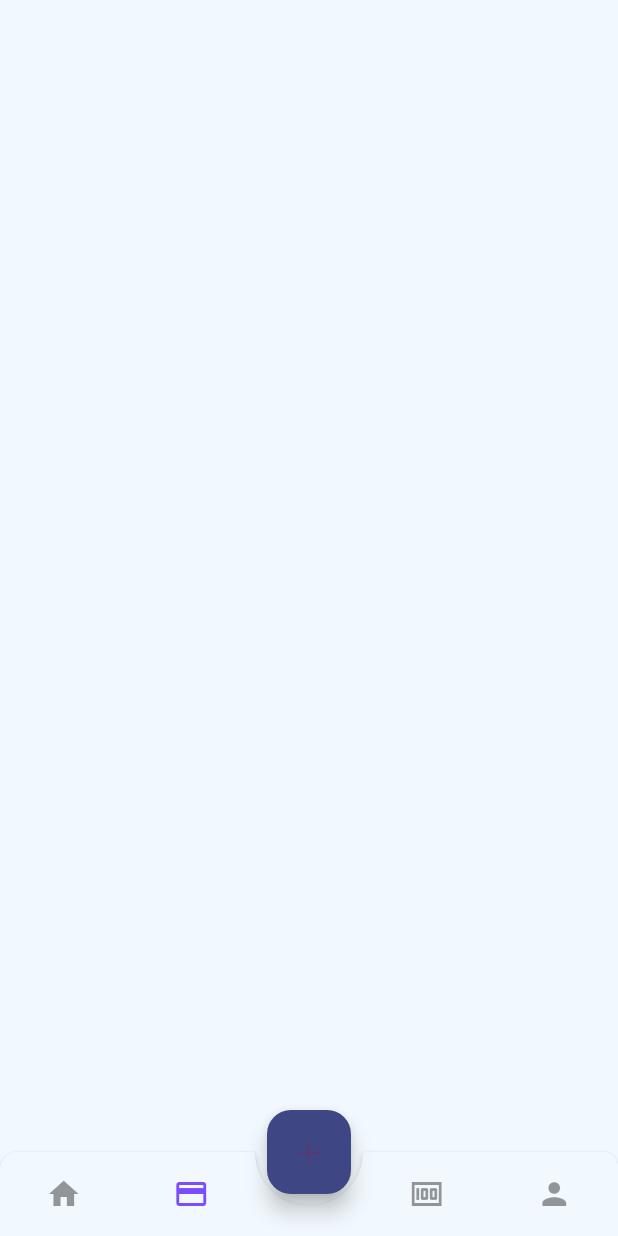
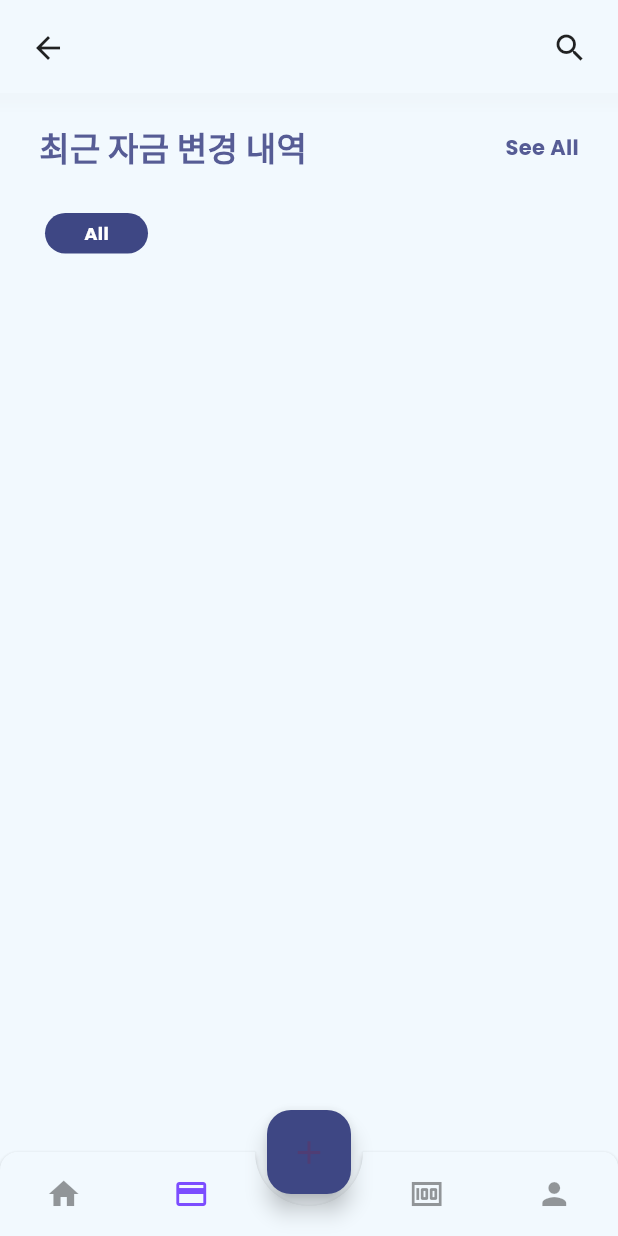
Before and after one commit to croppedeyebrow/flutter_finance_practice, a Flutter app: the HomeScreen screen opened directly, item 2 of the bottom bar chosen, on a phone screen of 412 x 824 dp. Run offline on Flutter 3.47's test engine with Material 3 defaults, Android fonts, the light colour scheme and no system bars; drawn by our look-alikes of animated_bottom_navigation_bar; our stand-ins replace google_fonts; missing offline and left inert: icon_badge.

Commit message:
변경내역페이지

```diff
--- a/lib/home_screen.dart
+++ b/lib/home_screen.dart
@@ -2,6 +2,7 @@ import 'package:animated_bottom_navigation_bar/animated_bottom_navigation_bar.da
 import 'package:flutter/material.dart';
 import 'package:flutter_financeapp_ui_practice_1/colors.dart';
 import 'package:flutter_financeapp_ui_practice_1/daily_screen.dart';
+import 'package:flutter_financeapp_ui_practice_1/transaction_screen.dart';
 
 class HomeScreen extends StatefulWidget {
   const HomeScreen({super.key});
@@ -15,7 +16,7 @@ class _HomeScreenState extends State<HomeScreen> {
 
   List<Widget> pages = [
     DailyScreen(),
-    Container(),
+    TransactionScreen(),
     Container(),
     Container(),
     Container(),
--- /dev/null
+++ b/lib/transaction_screen.dart
@@ -0,0 +1,105 @@
+import 'package:flutter/material.dart';
+import 'package:flutter_financeapp_ui_practice_1/colors.dart';
+
+class TransactionScreen extends StatefulWidget {
+  const TransactionScreen({super.key});
+
+  @override
+  State<TransactionScreen> createState() => _TransactionScreenState();
+}
+
+class _TransactionScreenState extends State<TransactionScreen> {
+  @override
+  Widget build(BuildContext context) {
+    return Scaffold(
+      backgroundColor: primary,
+      body: getBody(),
+    );
+  }
+
+  Widget getBody() {
+    return SafeArea(
+        child: SingleChildScrollView(
+      child: Column(
+        children: [
+          Container(
+            decoration: BoxDecoration(
+              color: primary,
+              boxShadow: [
+                BoxShadow(
+                    color: grey.withOpacity(0.04),
+                    spreadRadius: 10,
+                    blurRadius: 4)
+              ],
+            ),
+            child: Padding(
+              padding:
+                  EdgeInsets.only(top: 20, left: 20, right: 20, bottom: 18),
+              child: Column(
+                children: [
+                  Row(
+                    mainAxisAlignment: MainAxisAlignment.spaceBetween,
+                    children: [
+                      Icon(Icons.arrow_back),
+                      Icon(Icons.search),
+                    ],
+                  )
+                ],
+              ),
+            ),
+          ),
+          SizedBox(height: 20),
+          Padding(
+              padding: EdgeInsets.only(right: 26, left: 26, bottom: 22),
+              child: Row(
+                mainAxisAlignment: MainAxisAlignment.spaceBetween,
+                children: [
+                  Text(
+                    "최근 자금 변경 내역",
+                    style: TextStyle(
+                        color: mainFontColor,
+                        fontSize: 22,
+                        fontWeight: FontWeight.bold),
+                  ),
+                  Text(
+                    "See All",
+                    style: TextStyle(
+                        color: mainFontColor,
+                        fontSize: 14,
+                        fontWeight: FontWeight.bold),
+                  )
+                ],
+              )),
+          Padding(
+            padding: EdgeInsets.only(top: 5, bottom: 20, right: 24, left: 24),
+            child: Column(
+              children: [
+                Row(
+                  children: [
+                    Container(
+                      padding: EdgeInsets.only(
+                          left: 26, right: 26, top: 5, bottom: 5),
+                      margin: EdgeInsets.symmetric(horizontal: 6),
+                      decoration: BoxDecoration(
+                          color: buttoncolor,
+                          borderRadius: BorderRadius.circular(26)),
+                      child: Center(
+                        child: Text(
+                          "All",
+                          style: TextStyle(
+                              color: Colors.white,
+                              fontSize: 12,
+                              fontWeight: FontWeight.w700),
+                        ),
+                      ),
+                    )
+                  ],
+                )
+              ],
+            ),
+          )
+        ],
+      ),
+    ));
+  }
+}
```
